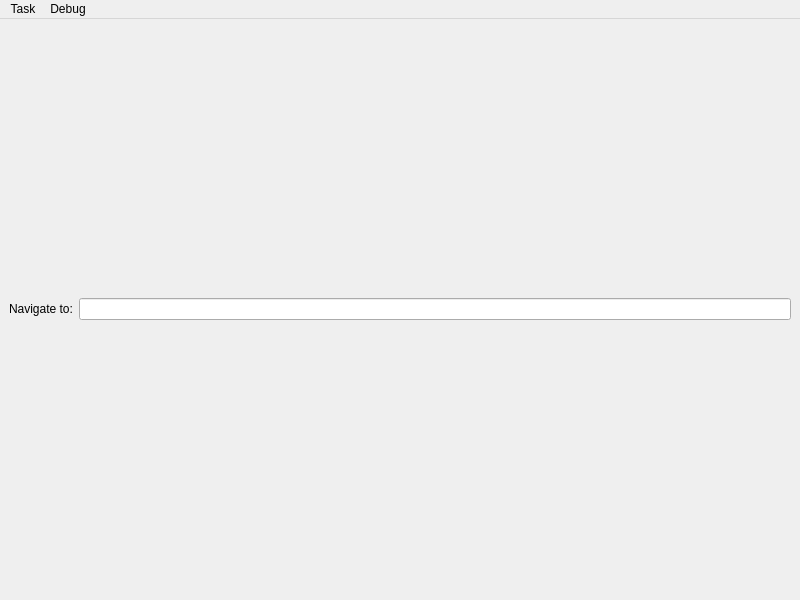
Above: flashcard.ui from deadlytoah/mvp before the change. Below: the same form after it.
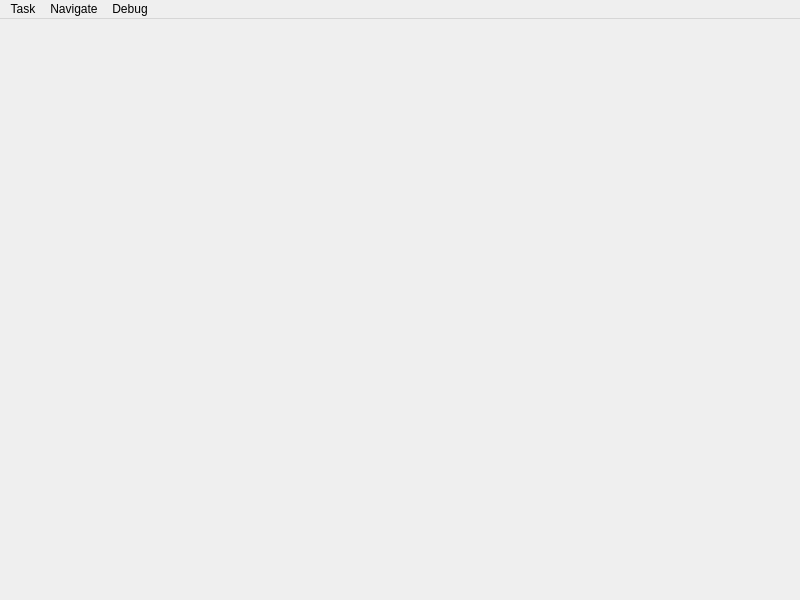
That is the form after the change.

Commit message: Add Jump to dialog to jump to a certain verse.

What changed in the file:
```diff
--- a/flashcard.ui
+++ b/flashcard.ui
@@ -13,24 +13,7 @@
   <property name="windowTitle">
    <string>mvp – Flash Card</string>
   </property>
-  <widget class="QWidget" name="centralwidget">
-   <layout class="QVBoxLayout" name="verticalLayout_2">
-    <item>
-     <layout class="QHBoxLayout" name="horizontalLayout">
-      <item>
-       <widget class="QLabel" name="label">
-        <property name="text">
-         <string>Navigate to:</string>
-        </property>
-       </widget>
-      </item>
-      <item>
-       <widget class="QLineEdit" name="lineedit_navigate_to"/>
-      </item>
-     </layout>
-    </item>
-   </layout>
-  </widget>
+  <widget class="QWidget" name="centralwidget"/>
   <widget class="QMenuBar" name="menubar">
    <property name="geometry">
     <rect>
@@ -54,7 +37,14 @@
     <addaction name="action_debug_inspect_database"/>
     <addaction name="action_debug_layout_engine"/>
    </widget>
+   <widget class="QMenu" name="menuJump">
+    <property name="title">
+     <string>Navigate</string>
+    </property>
+    <addaction name="action_jump_to"/>
+   </widget>
    <addaction name="menuTask"/>
+   <addaction name="menuJump"/>
    <addaction name="menuDebug"/>
   </widget>
   <action name="action_enter_verses">
```
Left out of the diff: 8 changed lines with no effect on the pictures. The commit also changes 2 other files.
